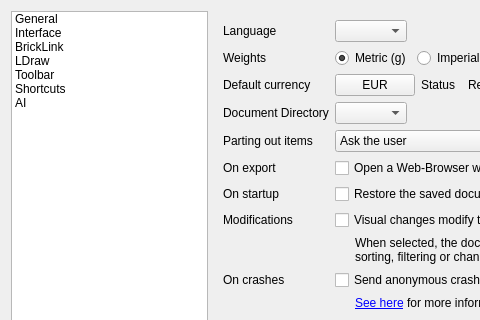
Qt form src/desktop/settingsdialog.ui (rgriebl/brickstore) before a commit; both pictures show x 0 to 480 and y 0 to 320 of the 702 by 484 pixel window.
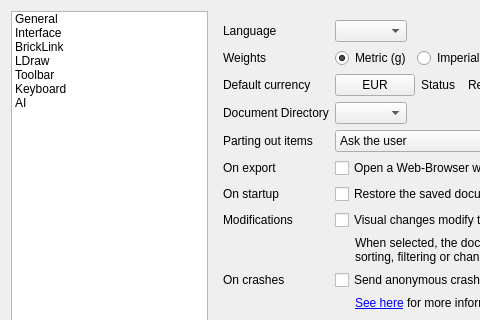
The same form after that commit. Icons and pictures are not drawn.

```diff
--- a/src/desktop/settingsdialog.ui
+++ b/src/desktop/settingsdialog.ui
@@ -1600,7 +1600,7 @@
      </item>
      <item>
       <property name="text">
-       <string>Shortcuts</string>
+       <string>Keyboard</string>
       </property>
       <property name="icon">
        <iconset>
```
